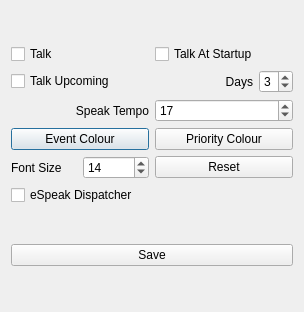
First picture: the form in src/configdialog.ui, repository crispinprojects/talkcalendar, before the edit.
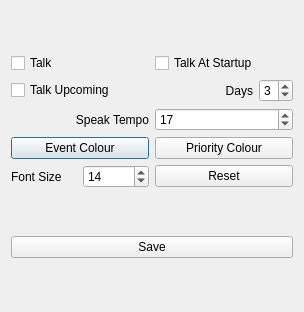
Second picture: the form after the edit.

What changed in the file:
```diff
--- a/src/configdialog.ui
+++ b/src/configdialog.ui
@@ -168,13 +168,6 @@
        </item>
       </layout>
      </item>
-     <item>
-      <widget class="QCheckBox" name="checkDispatcher">
-       <property name="text">
-        <string>eSpeak Dispatcher</string>
-       </property>
-      </widget>
-     </item>
     </layout>
    </item>
    <item row="1" column="0">
```
